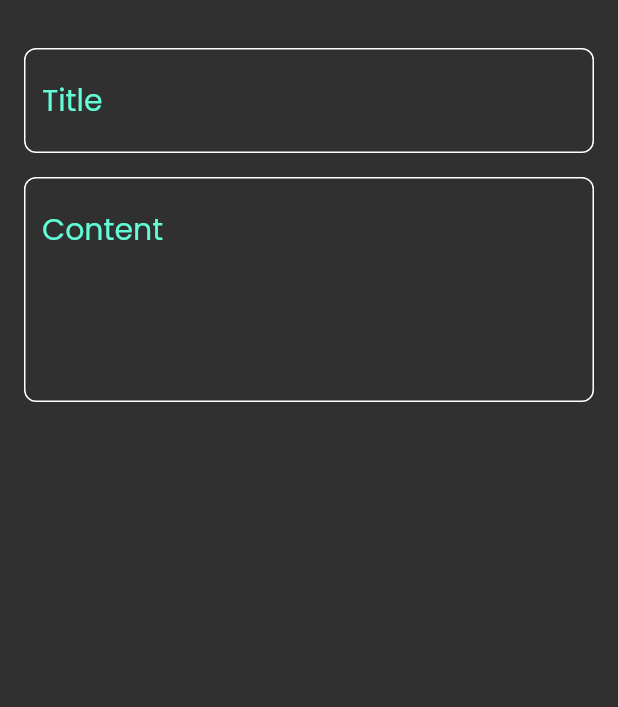
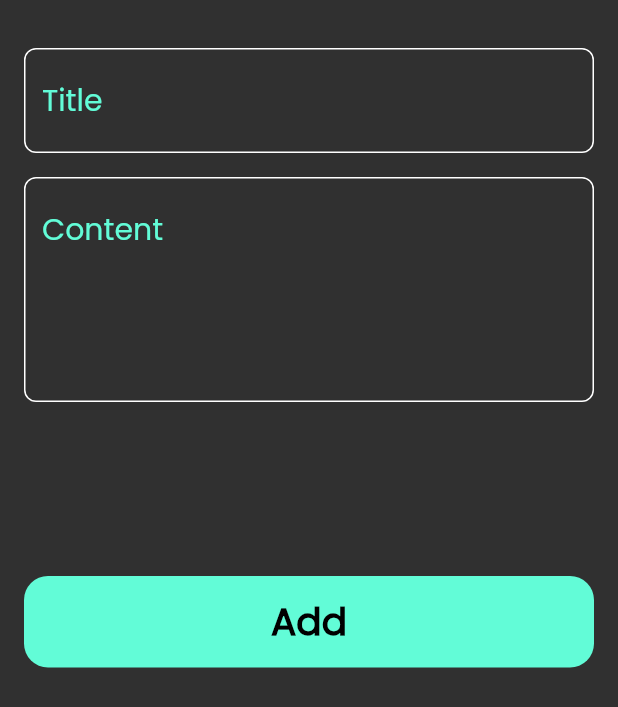
Before and after one commit to 3laaElmasry/Notes-App, a Flutter app: the AddNoteButtomSheet widget shown alone on an empty page, opened directly, on a phone screen of 412 x 824 dp. Shown: the top 707 px of the screen. Run offline on Flutter 3.47's test engine with Material 3 defaults, Android fonts, the phone set to English and light mode, and no system bars.

Commit message:
build add cutom botton of bottom sheet

```diff
--- a/lib/widgets/add_note_botton_sheet.dart
+++ b/lib/widgets/add_note_botton_sheet.dart
@@ -1,4 +1,6 @@
 import 'package:flutter/material.dart';
+
+import 'package:notes_app/widgets/custom_add_buttom.dart';
 import 'package:notes_app/widgets/custom_text_field.dart';
 
 class AddNoteButtomSheet extends StatelessWidget {
@@ -6,7 +8,8 @@ class AddNoteButtomSheet extends StatelessWidget {
 
   @override
   Widget build(BuildContext context) {
-    return const Padding(
+    return const SingleChildScrollView(
+      child: Padding(
         padding: EdgeInsets.symmetric(horizontal: 16),
         child: Column(
           children: [
@@ -23,7 +26,12 @@ class AddNoteButtomSheet extends StatelessWidget {
               hintText: "Content",
               maxLigns: 5,
             ),
+            SizedBox(
+              height: 100,
+            ),
+            CustomAddBotton()
           ],
+        ),
       ),
     );
   }
--- a/lib/widgets/constatns_file.dart
+++ b/lib/widgets/constatns_file.dart
@@ -1,3 +1,6 @@
-import 'dart:ui';
+import 'package:flutter/material.dart';
 
 const Color kPrimaryColor = Color(0xff62fcd7);
+
+double width(context) => MediaQuery.of(context).size.width;
+double height(context) => MediaQuery.of(context).size.height;
--- /dev/null
+++ b/lib/widgets/custom_add_buttom.dart
@@ -0,0 +1,34 @@
+import 'package:flutter/material.dart';
+import 'package:notes_app/widgets/constatns_file.dart';
+
+class CustomAddBotton extends StatelessWidget {
+  const CustomAddBotton({super.key});
+
+  @override
+  Widget build(BuildContext context) {
+    return Padding(
+      padding: const EdgeInsets.symmetric(vertical: 16),
+      child: InkWell(
+        onTap: () {},
+        child: Container(
+          padding: const EdgeInsets.symmetric(vertical: 12),
+          decoration: BoxDecoration(
+            color: kPrimaryColor,
+            borderRadius: BorderRadius.circular(16),
+          ),
+          width: width(context),
+          child: const Center(
+            child: Text(
+              "Add",
+              style: TextStyle(
+                fontSize: 25,
+                color: Colors.black,
+                fontWeight: FontWeight.bold,
+              ),
+            ),
+          ),
+        ),
+      ),
+    );
+  }
+}
```
Lines whose indentation alone changed are shown as unchanged.
